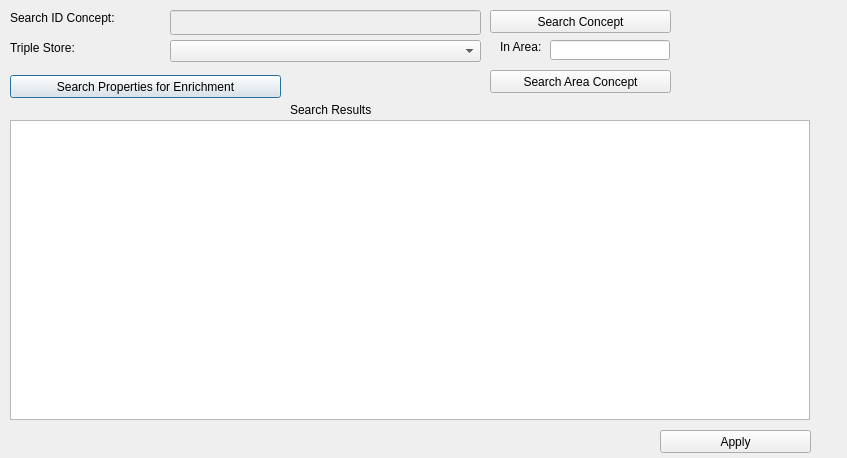
Above: dialogs/ui/whattoenrichdialog.ui from sparqlunicorn/sparqlunicornGoesGIS before the change. Below: the same form after it.
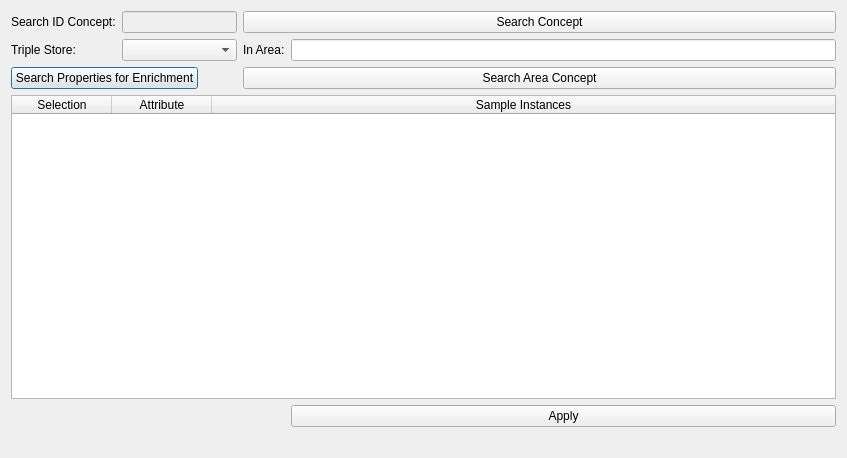
That is the form after the change.

The edit to the form file:
```diff
--- a/dialogs/ui/whattoenrichdialog.ui
+++ b/dialogs/ui/whattoenrichdialog.ui
@@ -13,156 +13,106 @@
   <property name="windowTitle">
    <string>Dialog</string>
   </property>
+  <layout class="QGridLayout" name="gridLayout">
+   <item row="0" column="0">
   <widget class="QLabel" name="conceptSearchLabel">
-   <property name="geometry">
-    <rect>
-     <x>10</x>
-     <y>10</y>
-     <width>151</width>
-     <height>16</height>
-    </rect>
-   </property>
    <property name="text">
     <string>Search ID Concept:</string>
    </property>
   </widget>
-  <widget class="QLineEdit" name="conceptSearchEdit">
-   <property name="enabled">
-    <bool>false</bool>
-   </property>
-   <property name="geometry">
-    <rect>
-     <x>170</x>
-     <y>10</y>
-     <width>311</width>
-     <height>25</height>
-    </rect>
-   </property>
-  </widget>
-  <widget class="QComboBox" name="tripleStoreEdit">
-   <property name="enabled">
-    <bool>true</bool>
-   </property>
-   <property name="geometry">
-    <rect>
-     <x>170</x>
-     <y>40</y>
-     <width>311</width>
-     <height>22</height>
-    </rect>
-   </property>
-  </widget>
+   </item>
+   <item row="1" column="0">
   <widget class="QLabel" name="tripleStoreLabel">
-   <property name="geometry">
-    <rect>
-     <x>10</x>
-     <y>40</y>
-     <width>81</width>
-     <height>16</height>
-    </rect>
-   </property>
    <property name="text">
     <string>Triple Store:</string>
    </property>
   </widget>
+   </item>
+   <item row="1" column="1" colspan="2">
+    <widget class="QComboBox" name="tripleStoreEdit">
+     <property name="enabled">
+      <bool>true</bool>
+     </property>
+    </widget>
+   </item>
+   <item row="1" column="3">
+    <widget class="QLabel" name="costumpropertyLabel">
+     <property name="text">
+      <string>In Area:</string>
+     </property>
+    </widget>
+   </item>
+   <item row="1" column="4">
+    <widget class="QLineEdit" name="inAreaEditText"/>
+   </item>
+   <item row="2" column="0" colspan="2">
   <widget class="QPushButton" name="searchButton">
-   <property name="geometry">
-    <rect>
-     <x>10</x>
-     <y>75</y>
-     <width>271</width>
-     <height>23</height>
-    </rect>
-   </property>
    <property name="text">
     <string>Search Properties for Enrichment</string>
    </property>
   </widget>
-  <widget class="QListWidget" name="searchResult">
-   <property name="geometry">
-    <rect>
-     <x>10</x>
-     <y>120</y>
-     <width>800</width>
-     <height>300</height>
-    </rect>
-   </property>
-  </widget>
-  <widget class="QLabel" name="searchResultLabel">
-   <property name="geometry">
-    <rect>
-     <x>290</x>
-     <y>100</y>
-     <width>141</width>
-     <height>20</height>
-    </rect>
-   </property>
-   <property name="text">
-    <string>Search Results</string>
-   </property>
-  </widget>
-  <widget class="QPushButton" name="searchConceptButton">
-   <property name="geometry">
-    <rect>
-     <x>490</x>
-     <y>10</y>
-     <width>181</width>
-     <height>23</height>
-    </rect>
-   </property>
-   <property name="text">
-    <string>Search Concept</string>
-   </property>
-  </widget>
+   </item>
+   <item row="4" column="4">
   <widget class="QPushButton" name="applyButton">
-   <property name="geometry">
-    <rect>
-     <x>660</x>
-     <y>430</y>
-     <width>151</width>
-     <height>23</height>
-    </rect>
-   </property>
    <property name="text">
     <string>Apply</string>
    </property>
   </widget>
-  <widget class="QLabel" name="costumpropertyLabel">
-   <property name="geometry">
-    <rect>
-     <x>500</x>
-     <y>40</y>
-     <width>47</width>
-     <height>14</height>
-    </rect>
-   </property>
+   </item>
+   <item row="0" column="3" colspan="2">
+    <widget class="QPushButton" name="searchConceptButton">
    <property name="text">
-    <string>In Area:</string>
-   </property>
-  </widget>
-  <widget class="QLineEdit" name="inAreaEditText">
-   <property name="geometry">
-    <rect>
-     <x>550</x>
-     <y>40</y>
-     <width>120</width>
-     <height>20</height>
-    </rect>
-   </property>
-  </widget>
+      <string>Search Concept</string>
+     </property>
+    </widget>
+   </item>
+   <item row="2" column="3" colspan="2">
   <widget class="QPushButton" name="searchButton2">
-   <property name="geometry">
-    <rect>
-     <x>490</x>
-     <y>70</y>
-     <width>181</width>
-     <height>23</height>
-    </rect>
-   </property>
    <property name="text">
     <string>Search Area Concept</string>
    </property>
   </widget>
+   </item>
+   <item row="3" column="0" colspan="5">
+    <widget class="QTableWidget" name="searchResult">
+     <property name="sortingEnabled">
+      <bool>true</bool>
+     </property>
+     <attribute name="horizontalHeaderStretchLastSection">
+      <bool>true</bool>
+     </attribute>
+     <column>
+      <property name="text">
+       <string>Selection</string>
+      </property>
+     </column>
+     <column>
+      <property name="text">
+       <string>Attribute</string>
+      </property>
+     </column>
+     <column>
+      <property name="text">
+       <string>Sample Instances</string>
+      </property>
+     </column>
+    </widget>
+   </item>
+   <item row="0" column="1" colspan="2">
+    <widget class="QLineEdit" name="conceptSearchEdit">
+     <property name="enabled">
+      <bool>false</bool>
+     </property>
+    </widget>
+   </item>
+   <item row="5" column="0" colspan="5">
+    <widget class="QLabel" name="statusBarLabel">
+     <property name="text">
+      <string/>
+     </property>
+    </widget>
+   </item>
+  </layout>
  </widget>
  <resources/>
  <connections/>
```
Lines whose indentation alone changed are shown as unchanged.
